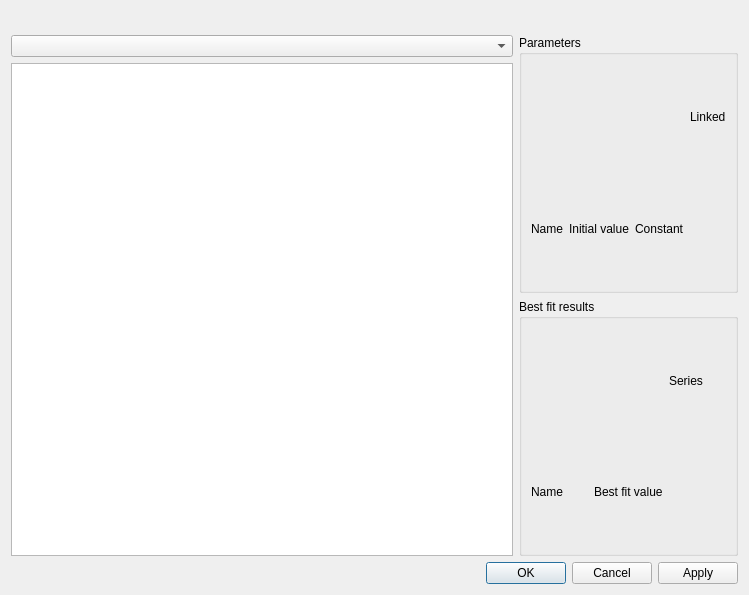
This is Resources/UI/scrutinize_dialog.ui in ubenu/Blits as Qt 5 draws it before an edit. The edited form follows.
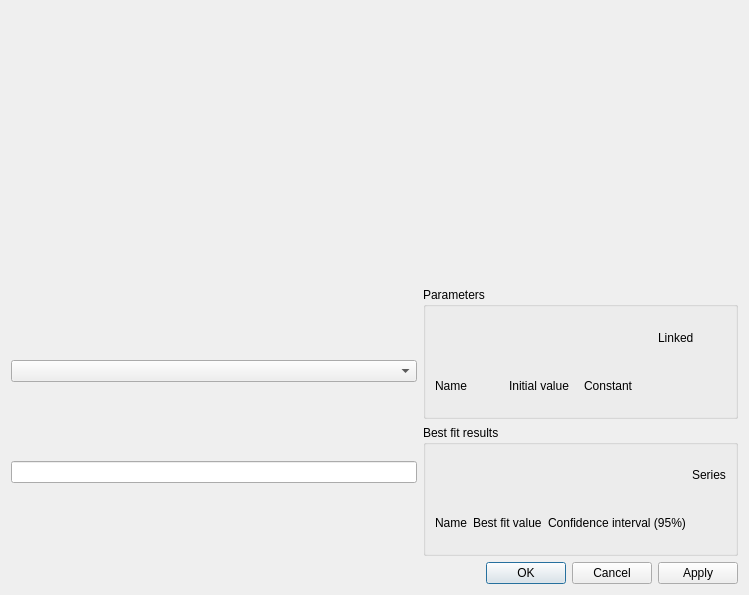
This is the edited form.

The edit to the form file:
```diff
--- a/Resources/UI/scrutinize_dialog.ui
+++ b/Resources/UI/scrutinize_dialog.ui
@@ -24,10 +24,17 @@
      <item>
       <layout class="QVBoxLayout" name="verticalLayout_2">
        <item>
-        <widget class="QComboBox" name="cmb_fit_function"/>
+        <widget class="QComboBox" name="cmb_fit_function">
+         <property name="sizePolicy">
+          <sizepolicy hsizetype="Expanding" vsizetype="Fixed">
+           <horstretch>0</horstretch>
+           <verstretch>0</verstretch>
+          </sizepolicy>
+         </property>
+        </widget>
        </item>
        <item>
-        <widget class="QTextEdit" name="txt_function"/>
+        <widget class="QLineEdit" name="txt_function"/>
        </item>
       </layout>
      </item>
@@ -88,7 +95,7 @@
           <string>Best fit results</string>
          </property>
          <layout class="QGridLayout" name="gridLayout">
-          <item row="0" column="2">
+          <item row="0" column="4">
            <widget class="QLabel" name="label_7">
             <property name="text">
              <string>Series</string>
@@ -115,6 +122,13 @@
             </property>
            </widget>
           </item>
+          <item row="1" column="2">
+           <widget class="QLabel" name="label_8">
+            <property name="text">
+             <string>Confidence interval (95%)</string>
+            </property>
+           </widget>
+          </item>
          </layout>
         </widget>
        </item>
```
Left out of the diff: 6 changed lines with no effect on the pictures.
